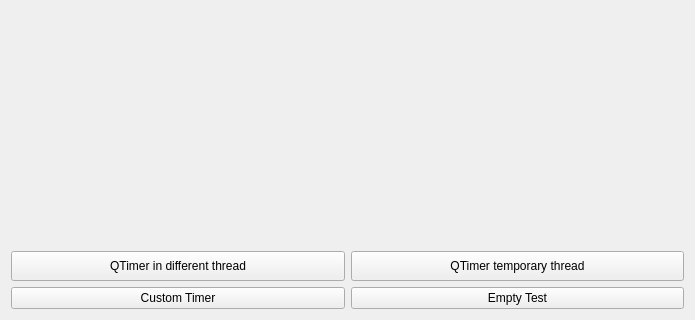
Qt form QtGuiApplicationTest/QtGuiApplicationTest/Miscellaneous/MiscellaneousQNativeWindow.ui (xautshuanglong/QtLearningRepository) before a commit; both pictures show x 0 to 695 and y 366 to 686 of the 695 by 686 pixel window.
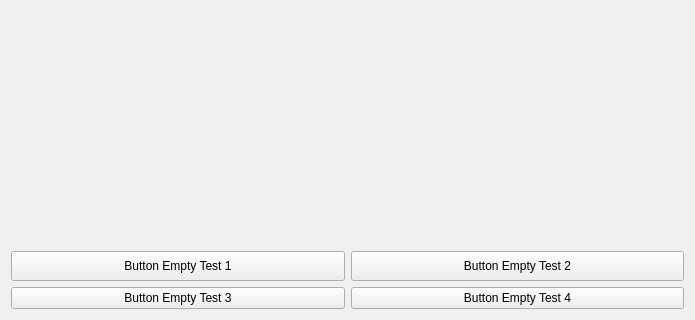
The same form after that commit. Custom widgets are drawn as their Qt base class.

Diff of the .ui file:
```diff
--- a/QtGuiApplicationTest/QtGuiApplicationTest/Miscellaneous/MiscellaneousQNativeWindow.ui
+++ b/QtGuiApplicationTest/QtGuiApplicationTest/Miscellaneous/MiscellaneousQNativeWindow.ui
@@ -64,7 +64,7 @@
         </sizepolicy>
        </property>
        <property name="text">
-        <string>Empty Test</string>
+        <string>Button Empty Test 4</string>
        </property>
       </widget>
      </item>
@@ -83,7 +83,7 @@
         </size>
        </property>
        <property name="text">
-        <string>QTimer in different thread</string>
+        <string>Button Empty Test 1</string>
        </property>
       </widget>
      </item>
@@ -96,7 +96,7 @@
         </sizepolicy>
        </property>
        <property name="text">
-        <string>QTimer temporary thread</string>
+        <string>Button Empty Test 2</string>
        </property>
       </widget>
      </item>
@@ -109,7 +109,7 @@
         </sizepolicy>
        </property>
        <property name="text">
-        <string>Custom Timer</string>
+        <string>Button Empty Test 3</string>
        </property>
       </widget>
      </item>
```
Left out of the diff: 10 changed lines with no effect on the pictures.
